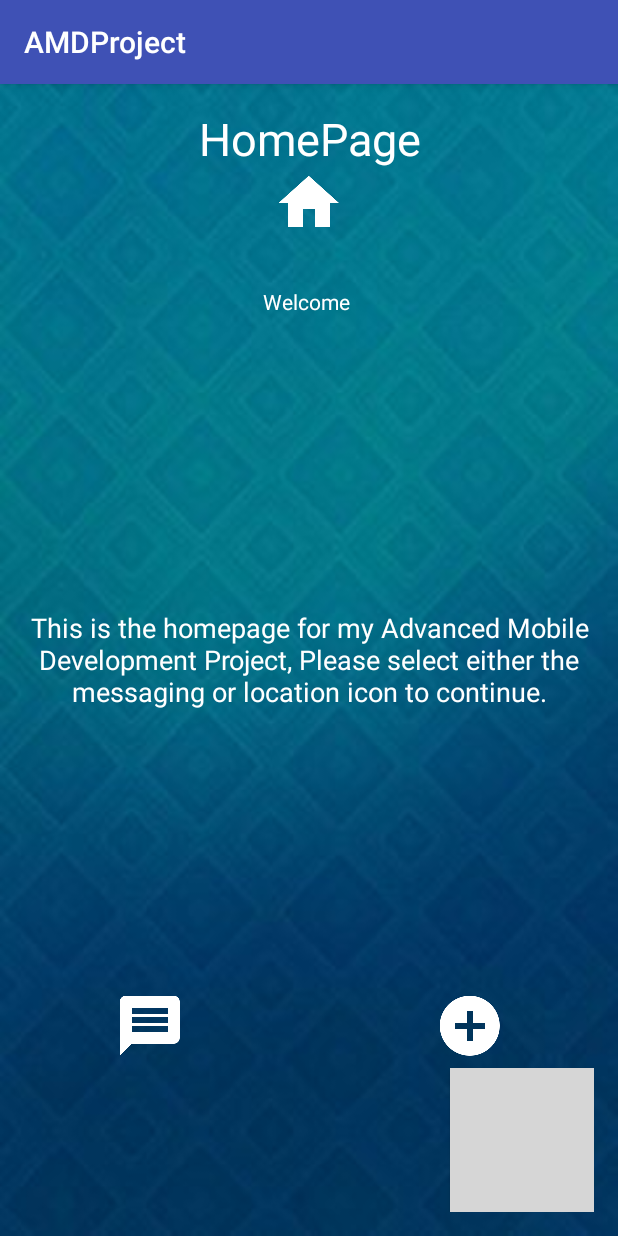
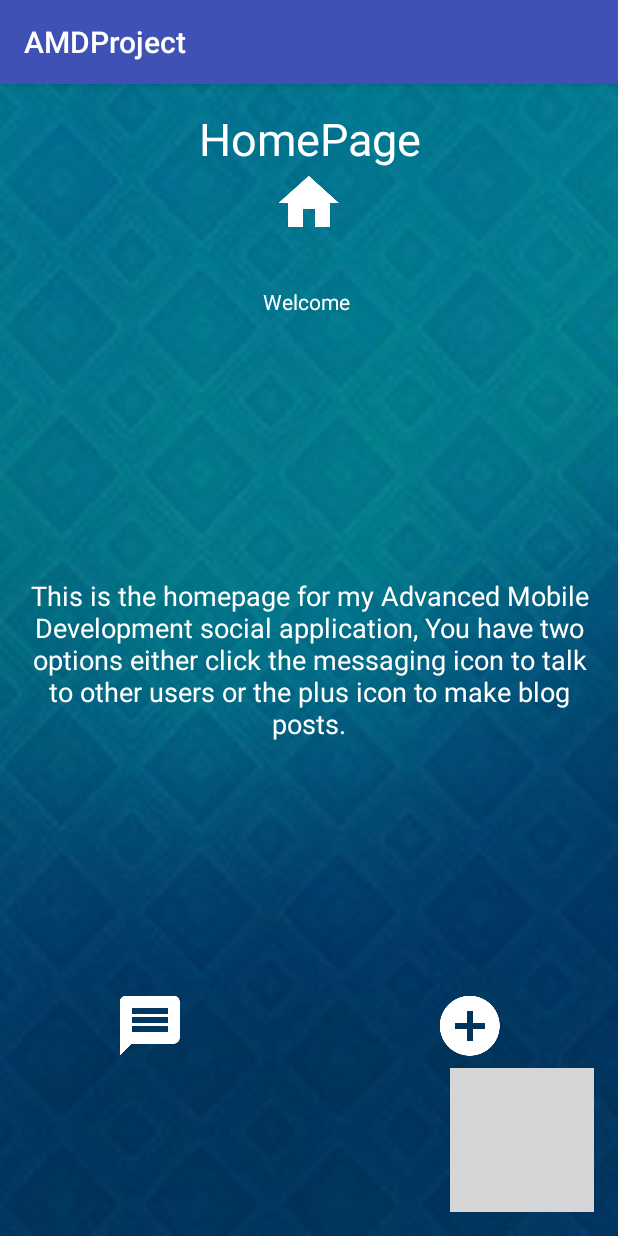
Before and after one commit to mwhelo/Chatter, an Android app: the screen it shows after launch once a user with an empty profile is signed in (HomePage), on a phone screen of 412 x 824 dp. Run offline under Robolectric (Android 15) with nearby library versions, the phone set to English and light mode, and no system bars; our stand-ins replace Firebase (no records; nobody signed in at launch, a user with empty details on screens opened directly); grey boxes are pictures that could not be loaded.

Commit message:
Sting files updated

```diff
--- a/app/src/main/res/values/strings.xml
+++ b/app/src/main/res/values/strings.xml
@@ -4,7 +4,7 @@
     <string name="homepage">HomePage</string>
     <string name="message_page">Message Page</string>
     <string name="location_page">Location Page</string>
-    <string name="HomePage_bio">This is the homepage for my Advanced Mobile Development Project, Please select either the messaging or location icon to continue.</string>
+    <string name="HomePage_bio">This is the homepage for my Advanced Mobile Development social application, You have two options either click the messaging icon to talk to other users or the plus icon to make blog posts.</string>
     <string name="add_chat">Add Chat</string>
     <string name="send">Send</string>
     <string name="log_out">Log Out</string>
```
Also changed, not shown: 3 other files.
